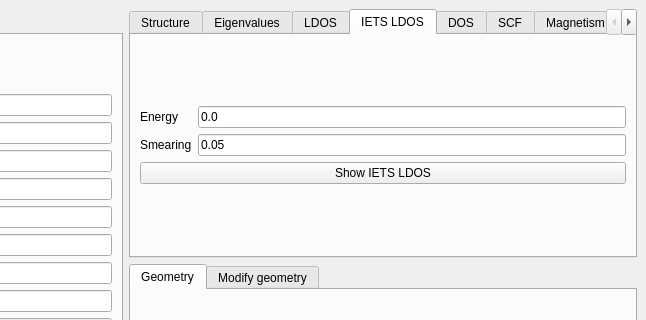
Qt form interface-pyqt/0d/interface.ui (joselado/quantum-lattice) before a commit; both pictures show x 395 to 1041 and y 0 to 320 of the 1041 by 600 pixel window.
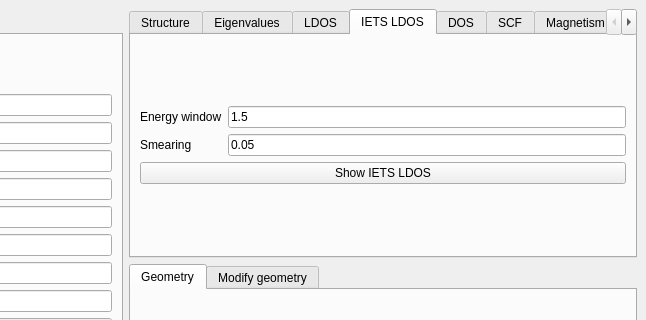
The same form after that commit. The open tabs and pages were chosen to show the change. Custom widgets are drawn as their Qt base class.

Commit message:
Make 0d IETS LDOS a multi-energy sweep, like Multi LDOS
Compute all energies in one call and open the same slider viewer
(spatial map next to total-vs-energy curve) instead of a single-energy
snapshot, by writing the same MULTILDOS/ folder layout get_multildos
writes. Generalizes ql-multildos's previously-hardcoded title/axis
labels into --title/--zlabel/--dlabel/--dtitle args (defaulting to the
original text) so it can be reused unmodified for IETS.

Claude-Session: https://claude.ai/code/session_012fL8wwuicuNy2k5fzsptqR

The edit to the form file:
```diff
--- a/interface-pyqt/0d/interface.ui
+++ b/interface-pyqt/0d/interface.ui
@@ -740,14 +740,14 @@
           <item row="0" column="0">
            <widget class="BodyLabel" name="label_iets_ldos_1">
             <property name="text">
-             <string>Energy</string>
+             <string>Energy window</string>
             </property>
            </widget>
           </item>
           <item row="0" column="1">
            <widget class="LineEdit" name="energy_iets">
             <property name="text">
-             <string>0.0</string>
+             <string>1.5</string>
             </property>
            </widget>
           </item>
```
Left out of the diff: 2 changed lines with no effect on the pictures. The commit also changes 6 other files.
